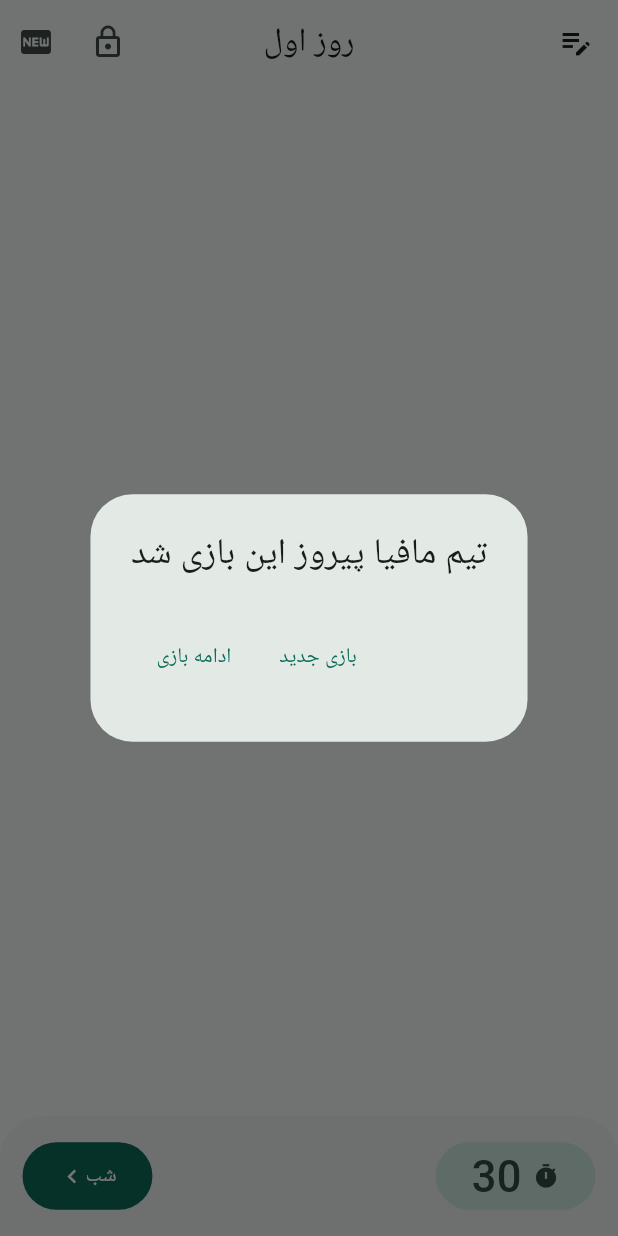
After one commit to TiimmyFTurner/mafia_2, a Flutter app: the DayScreen screen opened by its route, on a phone screen of 412 x 824 dp. The commit adds this screen. Run offline on Flutter 3.47's test engine with Material 3 defaults, Android fonts, the light colour scheme and no system bars; drawn by our look-alikes of dynamic_color; our stand-ins replace action_slider, flutter_riverpod, freezed_annotation, go_router, riverpod_annotation, shared_preferences; accounts and stored records are empty; generated files the repository leaves out were written again; Roboto replaces fonts that are missing (Koodak).

Commit message:
day screen is implemented and working fine

```diff
--- a/lib/infrastructure/router.dart
+++ b/lib/infrastructure/router.dart
@@ -1,4 +1,5 @@
 import 'package:go_router/go_router.dart';
+import 'package:mafia_2/presentation/screens/day_screen.dart';
 import 'package:mafia_2/presentation/screens/help_roles_screen.dart';
 import 'package:mafia_2/presentation/screens/home_screen.dart';
 import 'package:mafia_2/presentation/screens/how_to_play_screen.dart';
@@ -51,5 +52,10 @@ final GoRouter router = GoRouter(
       name: 'lock',
       builder: (context, state) => const LockScreen(),
     ),
+    GoRoute(
+      path: '/day',
+      name: 'day',
+      builder: (context, state) => const DayScreen(),
+    )
   ],
 );
--- /dev/null
+++ b/lib/presentation/screens/day_screen.dart
@@ -0,0 +1,167 @@
+import 'dart:async';
+
+import 'package:flutter/material.dart';
+import 'package:flutter_riverpod/flutter_riverpod.dart';
+import 'package:go_router/go_router.dart';
+import 'package:mafia_2/applications/state_management/note_provider.dart';
+import 'package:mafia_2/applications/state_management/player_and_roles_provider.dart';
+import 'package:mafia_2/domain/data_models/player_model.dart';
+import 'package:mafia_2/presentation/helpers/lock_timer.dart';
+import 'package:mafia_2/presentation/helpers/persian_number_helper.dart';
+import 'package:mafia_2/presentation/widgets/in_game_app_bar_widget.dart';
+import 'package:mafia_2/presentation/widgets/player_list_item_day.dart';
+
+class DayScreen extends ConsumerStatefulWidget {
+  const DayScreen({super.key});
+
+  @override
+  DayScreenState createState() => DayScreenState();
+}
+
+Timer? _timer;
+int _current = 30;
+
+class DayScreenState extends ConsumerState<DayScreen> {
+  late int dayN;
+
+  @override
+  void initState() {
+    lockTimer(context);
+    dayN = ref.read(dayProvider);
+    super.initState();
+    Future.delayed(Duration.zero, () {
+      var winner = ref.read(winnerCheckProvider);
+      if (winner != '') {
+        showDialog(
+          context: context,
+          builder: (BuildContext context) {
+            return AlertDialog(
+              title: Text(
+                  '${winner == 'C' ? 'تیم شهروند' : winner == 'M' ? 'تیم مافیا' : 'نقش مستقل'} پیروز این بازی شد ',
+                  textAlign: TextAlign.center),
+              actions: <Widget>[
+                ButtonBar(
+                  children: [
+                    TextButton(
+                      child: const Text("بازی جدید"),
+                      onPressed: () {
+                        ref.invalidate(noteProvider);
+                        ref.invalidate(selectedRolesProvider);
+                        ref.invalidate(playersProvider);
+                        ref.invalidate(selectedCitizenProvider);
+                        ref.invalidate(selectedMafiaProvider);
+                        ref.invalidate(selectedIndependentProvider);
+                        ref.invalidate(mafiasProvider);
+                        ref.invalidate(citizensProvider);
+                        ref.invalidate(independentsProvider);
+                        ref.invalidate(nightProvider);
+                        ref.invalidate(dayProvider);
+                        context.pop();
+                        context.pop();
+                      },
+                    ),
+                    TextButton(
+                      child: const Text("ادامه بازی"),
+                      onPressed: () {
+                        Navigator.of(context).pop();
+                      },
+                    ),
+                  ],
+                ),
+              ],
+            );
+          },
+        );
+      }
+    });
+  }
+
+  @override
+  Widget build(BuildContext context) {
+    List<Player> players = ref.watch(playersProvider);
+    return PopScope(
+      canPop: false,
+      child: Scaffold(
+        appBar: InGameAppBar(title: "روز ${persianNumber(dayN)}"),
+        body: Padding(
+          padding: const EdgeInsets.symmetric(horizontal: 8),
+          child: Column(
+            children: <Widget>[
+              Expanded(
+                child: ListView.builder(
+                  shrinkWrap: true,
+                  itemCount: players.length + 1,
+                  itemBuilder: (BuildContext context, int index) =>
+                      index < players.length
+                          ? ListItemDay(players[index])
+                          :const SizedBox(height: 75),
+                ),
+              ),
+            ],
+          ),
+        ),
+        bottomSheet: SizedBox(
+          height: 80,
+          child: Padding(
+            padding: const EdgeInsets.all(15.0),
+            child: Row(
+              mainAxisAlignment: MainAxisAlignment.spaceBetween,
+              children: <Widget>[
+                SizedBox(
+                  height: 45,
+                  child: FilledButton.tonal(
+                    onPressed: startTimer,
+                    child: Row(
+                      children: [
+                        const Icon(Icons.timer),
+                        Text(
+                          " ${_current.toString()}",
+                          style: const TextStyle(
+                            fontSize: 29,
+                          ),
+                        ),
+                      ],
+                    ),
+                  ),
+                ),
+                SizedBox(
+                  height: 45,
+                  child: FilledButton(
+
+                    child:  Row(
+                      children: [Text(dayN != 1 ? "رای گیری":"شب"), const Icon(Icons.navigate_next)],
+                    ),
+                    onPressed: () {
+                      //TODO implement when night and vote screen is done
+                      // if (dayN == 1)
+                      //   Navigator.of(context).pushReplacement(
+                      //     MaterialPageRoute(builder: (_) => Night()),
+                      //   );
+                      // else
+                      //   Navigator.of(context).pushReplacement(
+                      //     MaterialPageRoute(builder: (_) => Vote()),
+                      //   );
+                      // Provider.of<RolesNPlayers>(context, listen: false)
+                      //     .startVoting();
+                    },
+                  ),
+                )
+              ],
+            ),
+          ),
+        ),
+      ),
+    );
+  }
+
+  void startTimer() {
+    _current = 31;
+    if (_timer != null) _timer!.cancel();
+    _timer = Timer.periodic(const Duration(seconds: 1), (time) {
+      setState(() {
+        _current = _current - 1;
+        if (_current < 1) time.cancel();
+      });
+    });
+  }
+}
--- a/lib/presentation/screens/show_roles_screen.dart
+++ b/lib/presentation/screens/show_roles_screen.dart
@@ -1,6 +1,7 @@
 import 'package:flutter_riverpod/flutter_riverpod.dart';
 
 import 'package:flutter/material.dart';
+import 'package:go_router/go_router.dart';
 import 'package:mafia_2/applications/state_management/player_and_roles_provider.dart';
 import 'package:mafia_2/domain/data_models/player_model.dart';
 import 'package:action_slider/action_slider.dart';
@@ -31,17 +32,16 @@ class ShowRolesScreenState extends ConsumerState<ShowRolesScreen> {
   @override
   Widget build(BuildContext context) {
     return PopScope(
-      //TODO Set to false when u done implementing
-      // canPop: false,
+      canPop: false,
       child: Scaffold(
         appBar: const InGameAppBar(title: "نمایش نقش ها"),
-        //AppBar(title: const Text("نمایش نقش ها")),
         body: players.isEmpty
             ? Column(
                 mainAxisAlignment: MainAxisAlignment.center,
                 children: [
                   Padding(
-                    padding: const EdgeInsets.symmetric(horizontal: 100 ,vertical: 20),
+                    padding: const EdgeInsets.symmetric(
+                        horizontal: 100, vertical: 20),
                     child: Image.asset('asset/theme/play.png'),
                   ),
                   Padding(
@@ -54,10 +54,7 @@ class ShowRolesScreenState extends ConsumerState<ShowRolesScreen> {
                         await Future.delayed(const Duration(seconds: 1));
                         if (!context.mounted) return;
                         ref.read(playersProvider.notifier).sortPlayers();
-                        //TODO: IMPLEMENT THIS
-                        // Navigator.of(context).pushReplacement(
-                        //   MaterialPageRoute(builder: (_) => Day()),
-                        // );
+                        context.pushReplacementNamed('day');
                       },
                       child: const Text("برای شروع بازی بکشید"),
                     ),
```
